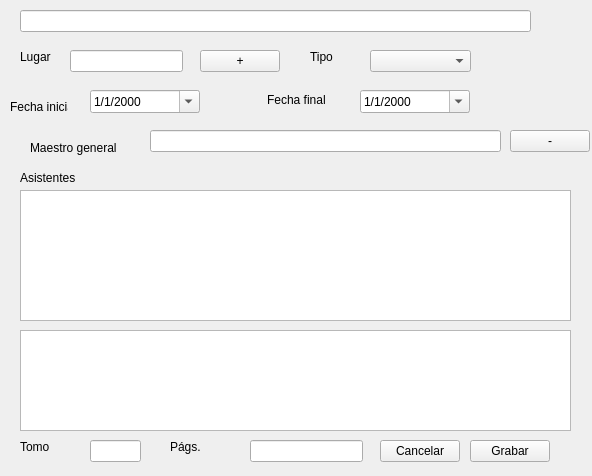
Qt form gui/dlgnuevocapitulo.ui (rogorido/qtpredicadores) before a commit.
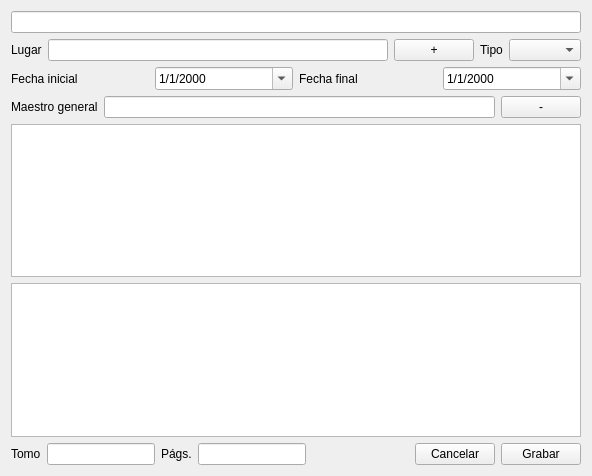
The same form after that commit. Custom widgets are drawn as their Qt base class.

Patch:
```diff
--- a/gui/dlgnuevocapitulo.ui
+++ b/gui/dlgnuevocapitulo.ui
@@ -13,277 +13,176 @@
   <property name="windowTitle">
    <string>Form</string>
   </property>
-  <widget class="QPushButton" name="btCancel">
-   <property name="geometry">
-    <rect>
-     <x>380</x>
-     <y>440</y>
-     <width>80</width>
-     <height>22</height>
-    </rect>
-   </property>
-   <property name="text">
-    <string>Cancelar</string>
-   </property>
-  </widget>
-  <widget class="QPushButton" name="btOK">
-   <property name="geometry">
-    <rect>
-     <x>470</x>
-     <y>440</y>
-     <width>80</width>
-     <height>22</height>
-    </rect>
-   </property>
-   <property name="text">
-    <string>Grabar</string>
-   </property>
-  </widget>
+  <layout class="QVBoxLayout" name="verticalLayout">
+   <item>
   <widget class="QLineEdit" name="txtNombreGeneral">
-   <property name="geometry">
-    <rect>
-     <x>20</x>
-     <y>10</y>
-     <width>511</width>
-     <height>22</height>
-    </rect>
+     <property name="toolTip">
+      <string>&lt;html&gt;&lt;head/&gt;&lt;body&gt;&lt;p&gt;Nombre general&lt;/p&gt;&lt;/body&gt;&lt;/html&gt;</string>
    </property>
    <property name="maxLength">
     <number>100</number>
    </property>
   </widget>
-  <widget class="QLineEdit" name="txtLugar">
-   <property name="geometry">
-    <rect>
-     <x>70</x>
-     <y>50</y>
-     <width>113</width>
-     <height>22</height>
-    </rect>
-   </property>
-  </widget>
+   </item>
+   <item>
+    <layout class="QHBoxLayout" name="horizontalLayout">
+     <item>
   <widget class="QLabel" name="lblLugar">
-   <property name="geometry">
-    <rect>
-     <x>20</x>
-     <y>50</y>
-     <width>58</width>
-     <height>14</height>
-    </rect>
-   </property>
    <property name="text">
     <string>Lugar</string>
    </property>
   </widget>
+     </item>
+     <item>
+      <widget class="QLineEdit" name="txtLugar"/>
+     </item>
+     <item>
   <widget class="QPushButton" name="btAnadirLugar">
-   <property name="geometry">
-    <rect>
-     <x>200</x>
-     <y>50</y>
-     <width>80</width>
-     <height>22</height>
-    </rect>
+       <property name="toolTip">
+        <string>&lt;html&gt;&lt;head/&gt;&lt;body&gt;&lt;p&gt;Añadir lugar&lt;/p&gt;&lt;/body&gt;&lt;/html&gt;</string>
    </property>
    <property name="text">
     <string>+</string>
    </property>
   </widget>
-  <widget class="QComboBox" name="cboTipoCapitulo">
-   <property name="geometry">
-    <rect>
-     <x>370</x>
-     <y>50</y>
-     <width>101</width>
-     <height>22</height>
-    </rect>
-   </property>
-  </widget>
+     </item>
+     <item>
   <widget class="QLabel" name="label">
-   <property name="geometry">
-    <rect>
-     <x>310</x>
-     <y>50</y>
-     <width>58</width>
-     <height>14</height>
-    </rect>
-   </property>
    <property name="text">
     <string>Tipo</string>
    </property>
   </widget>
-  <widget class="myQLineEdit" name="txtMaestroGeneral">
-   <property name="geometry">
-    <rect>
-     <x>150</x>
-     <y>130</y>
-     <width>351</width>
-     <height>22</height>
-    </rect>
-   </property>
-  </widget>
-  <widget class="QLabel" name="label_2">
-   <property name="geometry">
-    <rect>
-     <x>30</x>
-     <y>140</y>
-     <width>101</width>
-     <height>16</height>
-    </rect>
-   </property>
-   <property name="text">
-    <string>Maestro general</string>
-   </property>
-  </widget>
-  <widget class="QTextEdit" name="txtAsistentes">
-   <property name="geometry">
-    <rect>
-     <x>20</x>
-     <y>190</y>
-     <width>551</width>
-     <height>131</height>
-    </rect>
-   </property>
-  </widget>
-  <widget class="QLabel" name="label_3">
-   <property name="geometry">
-    <rect>
-     <x>20</x>
-     <y>170</y>
-     <width>61</width>
-     <height>16</height>
-    </rect>
-   </property>
-   <property name="text">
-    <string>Asistentes</string>
-   </property>
-  </widget>
-  <widget class="QDateEdit" name="dtInicial">
-   <property name="geometry">
-    <rect>
-     <x>90</x>
-     <y>90</y>
-     <width>110</width>
-     <height>23</height>
-    </rect>
-   </property>
-   <property name="displayFormat">
-    <string>d/M/yyyy</string>
-   </property>
-   <property name="calendarPopup">
-    <bool>true</bool>
-   </property>
-  </widget>
-  <widget class="QDateEdit" name="dtFinal">
-   <property name="geometry">
-    <rect>
-     <x>360</x>
-     <y>90</y>
-     <width>110</width>
-     <height>23</height>
-    </rect>
-   </property>
-   <property name="displayFormat">
-    <string>d/M/yyyy</string>
-   </property>
-   <property name="calendarPopup">
-    <bool>true</bool>
-   </property>
-  </widget>
+     </item>
+     <item>
+      <widget class="QComboBox" name="cboTipoCapitulo"/>
+     </item>
+    </layout>
+   </item>
+   <item>
+    <layout class="QHBoxLayout" name="horizontalLayout_2">
+     <item>
   <widget class="QLabel" name="label_4">
-   <property name="geometry">
-    <rect>
-     <x>10</x>
-     <y>100</y>
-     <width>58</width>
-     <height>14</height>
-    </rect>
-   </property>
    <property name="text">
     <string>Fecha inicial</string>
    </property>
   </widget>
+     </item>
+     <item>
+      <widget class="QDateEdit" name="dtInicial">
+       <property name="displayFormat">
+        <string>d/M/yyyy</string>
+       </property>
+       <property name="calendarPopup">
+        <bool>true</bool>
+       </property>
+      </widget>
+     </item>
+     <item>
   <widget class="QLabel" name="label_5">
-   <property name="geometry">
-    <rect>
-     <x>267</x>
-     <y>90</y>
-     <width>81</width>
-     <height>20</height>
-    </rect>
-   </property>
    <property name="text">
     <string>Fecha final</string>
    </property>
   </widget>
-  <widget class="QLineEdit" name="txtTomo">
-   <property name="geometry">
-    <rect>
-     <x>90</x>
-     <y>440</y>
-     <width>51</width>
-     <height>22</height>
-    </rect>
-   </property>
-  </widget>
+     </item>
+     <item>
+      <widget class="QDateEdit" name="dtFinal">
+       <property name="displayFormat">
+        <string>d/M/yyyy</string>
+       </property>
+       <property name="calendarPopup">
+        <bool>true</bool>
+       </property>
+      </widget>
+     </item>
+    </layout>
+   </item>
+   <item>
+    <layout class="QHBoxLayout" name="horizontalLayout_3">
+     <item>
+      <widget class="QLabel" name="label_2">
+       <property name="text">
+        <string>Maestro general</string>
+       </property>
+      </widget>
+     </item>
+     <item>
+      <widget class="myQLineEdit" name="txtMaestroGeneral"/>
+     </item>
+     <item>
+      <widget class="QPushButton" name="btQuitarMaestroGeneral">
+       <property name="text">
+        <string>-</string>
+       </property>
+      </widget>
+     </item>
+    </layout>
+   </item>
+   <item>
+    <widget class="QTextEdit" name="txtAsistentes">
+     <property name="toolTip">
+      <string>&lt;html&gt;&lt;head/&gt;&lt;body&gt;&lt;p&gt;Asistentes&lt;/p&gt;&lt;/body&gt;&lt;/html&gt;</string>
+     </property>
+    </widget>
+   </item>
+   <item>
+    <widget class="QTextEdit" name="txtNotas">
+     <property name="toolTip">
+      <string>&lt;html&gt;&lt;head/&gt;&lt;body&gt;&lt;p&gt;Notas&lt;/p&gt;&lt;/body&gt;&lt;/html&gt;</string>
+     </property>
+    </widget>
+   </item>
+   <item>
+    <layout class="QHBoxLayout" name="horizontalLayout_4">
+     <item>
   <widget class="QLabel" name="label_6">
-   <property name="geometry">
-    <rect>
-     <x>20</x>
-     <y>440</y>
-     <width>58</width>
-     <height>14</height>
-    </rect>
-   </property>
    <property name="text">
     <string>Tomo</string>
    </property>
   </widget>
+     </item>
+     <item>
+      <widget class="QLineEdit" name="txtTomo"/>
+     </item>
+     <item>
   <widget class="QLabel" name="label_7">
-   <property name="geometry">
-    <rect>
-     <x>170</x>
-     <y>440</y>
-     <width>58</width>
-     <height>14</height>
-    </rect>
-   </property>
    <property name="text">
     <string>Págs.</string>
    </property>
   </widget>
-  <widget class="QLineEdit" name="txtPaginas">
-   <property name="geometry">
-    <rect>
-     <x>250</x>
-     <y>440</y>
-     <width>113</width>
-     <height>22</height>
-    </rect>
-   </property>
-  </widget>
-  <widget class="QTextEdit" name="txtNotas">
-   <property name="geometry">
-    <rect>
-     <x>20</x>
-     <y>330</y>
-     <width>551</width>
-     <height>101</height>
-    </rect>
-   </property>
-  </widget>
-  <widget class="QPushButton" name="btQuitarMaestroGeneral">
-   <property name="geometry">
-    <rect>
-     <x>510</x>
-     <y>130</y>
-     <width>80</width>
-     <height>22</height>
-    </rect>
-   </property>
+     </item>
+     <item>
+      <widget class="QLineEdit" name="txtPaginas"/>
+     </item>
+     <item>
+      <spacer name="horizontalSpacer">
+       <property name="orientation">
+        <enum>Qt::Horizontal</enum>
+       </property>
+       <property name="sizeHint" stdset="0">
+        <size>
+         <width>40</width>
+         <height>20</height>
+        </size>
+       </property>
+      </spacer>
+     </item>
+     <item>
+      <widget class="QPushButton" name="btCancel">
+       <property name="text">
+        <string>Cancelar</string>
+       </property>
+      </widget>
+     </item>
+     <item>
+      <widget class="QPushButton" name="btOK">
    <property name="text">
-    <string>-</string>
-   </property>
-  </widget>
+        <string>Grabar</string>
+       </property>
+      </widget>
+     </item>
+    </layout>
+   </item>
+  </layout>
  </widget>
  <customwidgets>
   <customwidget>
```
Lines whose indentation alone changed are shown as unchanged.
